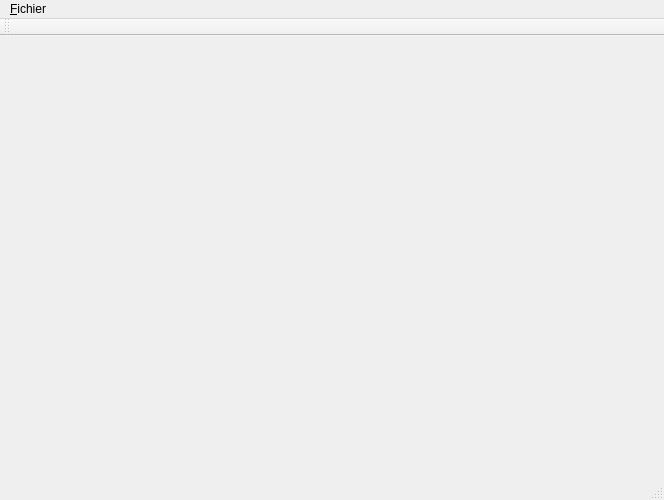
Above: src/gui/forms/mainwindow.ui from deufrai/astrawdark-src before the change. Below: the same form after it.
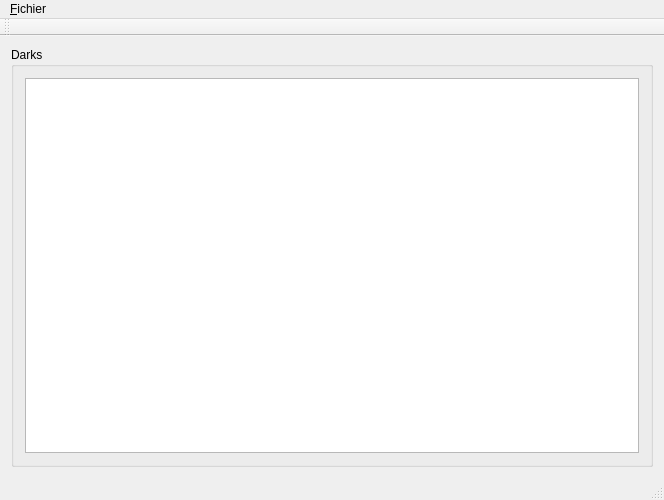
That is the form after the change.

Commit message: ARD-1: First fetch of dark frames info (prototype)

The edit to the form file:
```diff
--- a/src/gui/forms/mainwindow.ui
+++ b/src/gui/forms/mainwindow.ui
@@ -13,7 +13,22 @@
   <property name="windowTitle">
    <string>MainWindow</string>
   </property>
-  <widget class="QWidget" name="centralWidget"/>
+  <widget class="QWidget" name="centralWidget">
+   <layout class="QHBoxLayout" name="horizontalLayout_2">
+    <item>
+     <widget class="QGroupBox" name="groupBox">
+      <property name="title">
+       <string>Darks</string>
+      </property>
+      <layout class="QHBoxLayout" name="horizontalLayout">
+       <item>
+        <widget class="QTableView" name="tblDarkView"/>
+       </item>
+      </layout>
+     </widget>
+    </item>
+   </layout>
+  </widget>
   <widget class="QMenuBar" name="menuBar">
    <property name="geometry">
     <rect>
```
Left out of the diff: 8 changed lines with no effect on the pictures. The commit also changes 12 other files.
